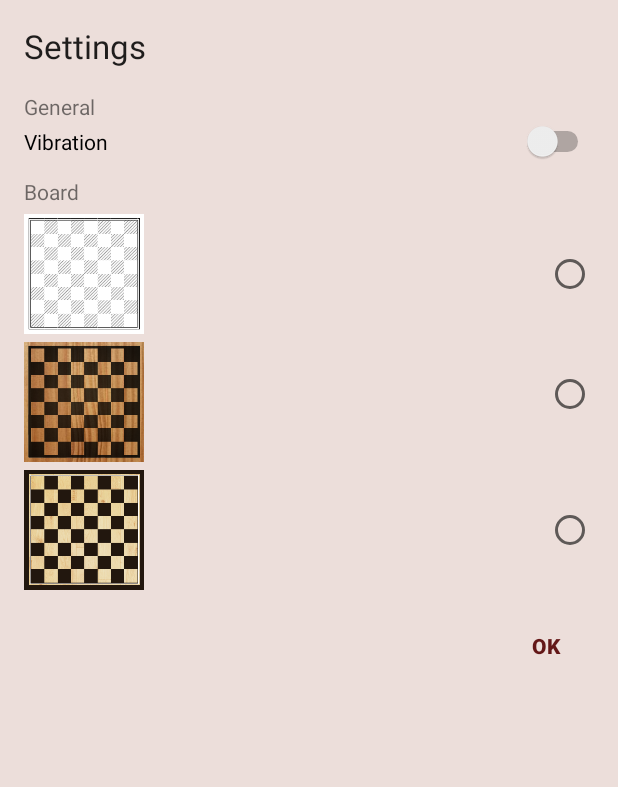
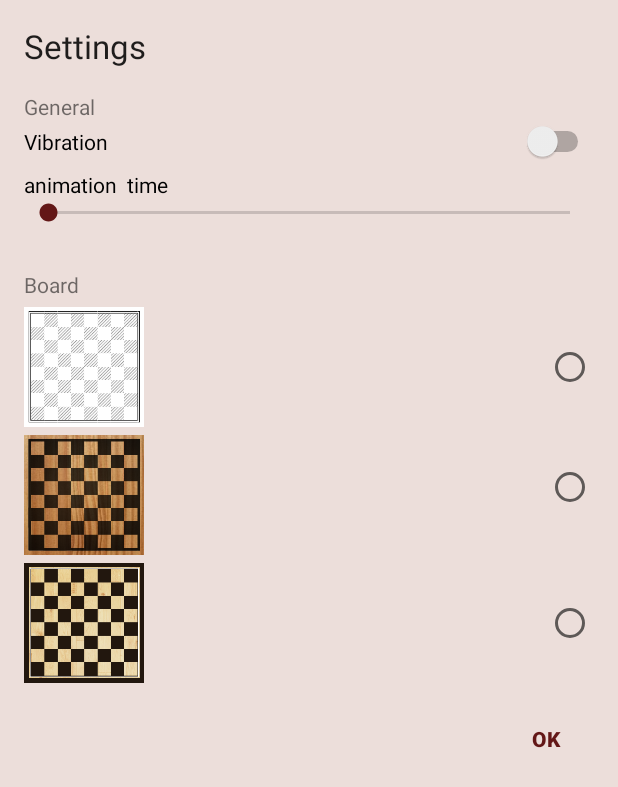
Before and after one commit to p182/chesser, an Android app: the layout settings_dialog.xml on its own in the app's theme, with its tools: preview values and no code run, on a phone screen of 412 x 824 dp. Shown: the top 787 px of the screen. Run offline under Robolectric (Android 15) with nearby library versions, the phone set to English and light mode, and no system bars; network calls fail.

Commit message:
piece movement animation added 0.1.20

```diff
--- a/app/build.gradle
+++ b/app/build.gradle
@@ -8,8 +8,8 @@ android {
         applicationId "io.dehaas.chesser"
         minSdkVersion 15
         targetSdkVersion 22
-        versionCode 19
-        versionName "0.1.19"
+        versionCode 20
+        versionName "0.1.20"
     }
     buildTypes {
         release {
--- a/app/src/main/res/layout/setting_board_dialog.xml
+++ b/app/src/main/res/layout/settings_dialog.xml
@@ -49,6 +49,27 @@
                 android:layout_below="@+id/textView4"
                 android:text="Vibration"
                 android:onClick="setVibrate" />
+
+            <TextView
+                android:layout_width="wrap_content"
+                android:layout_height="wrap_content"
+                android:text="animation  time"
+                android:id="@+id/textView19"
+                android:textColor="#000000"
+                android:layout_marginTop="5dp" />
+
+            <SeekBar
+                android:layout_width="match_parent"
+                android:layout_height="wrap_content"
+                android:id="@+id/seekBar"
+                android:max="60" />
+
+            <TextView
+                android:layout_width="wrap_content"
+                android:layout_height="wrap_content"
+                android:id="@+id/textView20"
+                android:textColor="@color/customAccent"
+                android:layout_gravity="center_horizontal" />
 
             <TextView
                 android:id="@+id/textView6"
```
Also changed, not shown: app/src/main/java/io/dehaas/chesser/Game.java (+55 -11 lines), app/src/main/java/io/dehaas/chesser/NewState.java (+6 -9 lines), app/src/main/java/io/dehaas/chesser/Utils.java (+34 -1 lines), 2 other files.
